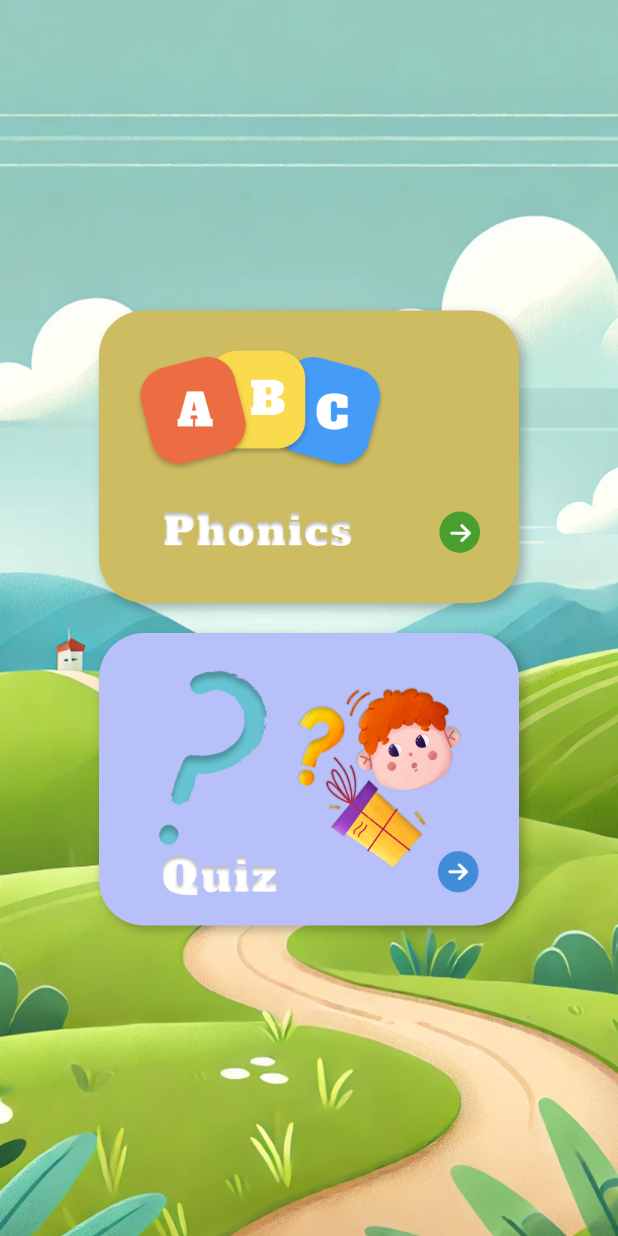
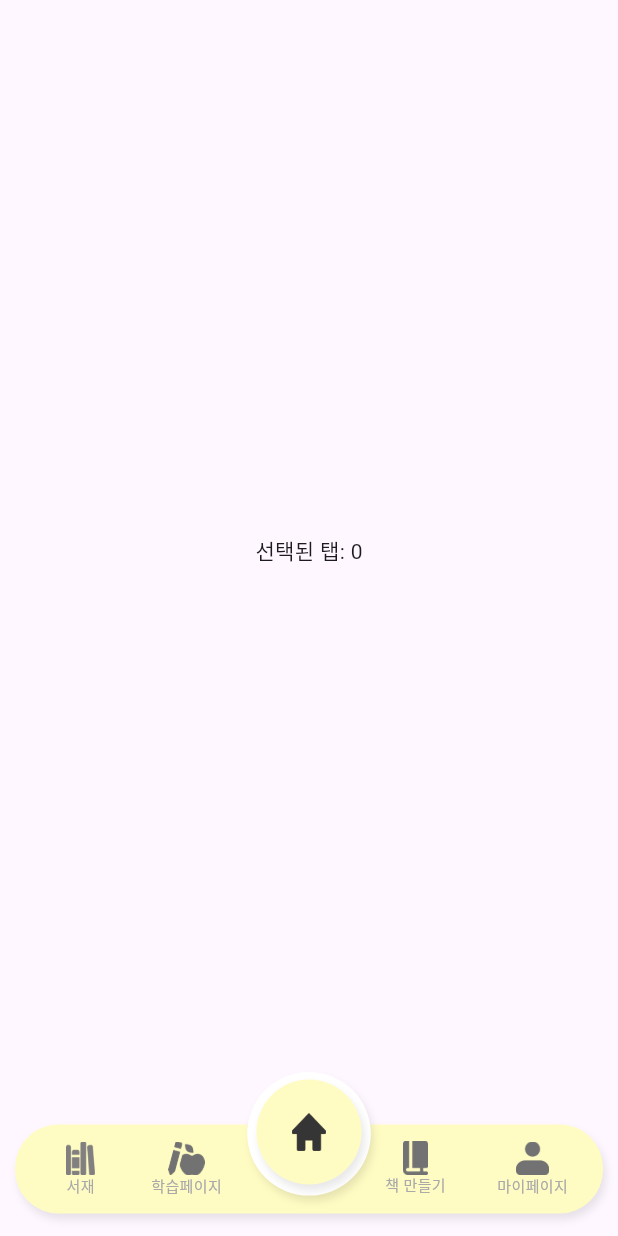
Before and after one commit to Sookmyung-Graduation-Project/Graduation_FE, a Flutter app: the screen it shows after launch, on a phone screen of 412 x 824 dp. Run offline on Flutter 3.47's test engine with Material 3 defaults, Android fonts, the phone set to English and light mode, and no system bars.

Commit message:
Add Bottom_nav

```diff
--- a/lib/main.dart
+++ b/lib/main.dart
@@ -1,4 +1,5 @@
 import 'package:flutter/material.dart';
+import 'package:phonics/screens/home.dart';
 import 'screens/study_tab.dart';
 
 void main() {
@@ -11,11 +12,18 @@ class MyApp extends StatelessWidget {
   @override
   Widget build(BuildContext context) {
     return MaterialApp(
+      //디버그 표시 없앰
+      debugShowCheckedModeBanner: false,
+
       title: 'Flutter Background Image',
       theme: ThemeData(
         primarySwatch: Colors.blue,
       ),
-      home: const StudyScreen(),
+      initialRoute: '/home',
+      routes: {
+        '/home': (context) => const MyHomePage(),
+        '/study': (context) => const StudyScreen(),
+      },
     );
   }
 }
--- /dev/null
+++ b/lib/screens/home.dart
@@ -0,0 +1,62 @@
+import 'package:flutter/material.dart';
+import 'package:phonics/screens/study_tab.dart';
+import '../widgets/bottom_nav_bar.dart';
+
+class MyHomePage extends StatefulWidget {
+  const MyHomePage({super.key});
+
+  @override
+  State<MyHomePage> createState() => _MyHomePageState();
+}
+
+class _MyHomePageState extends State<MyHomePage> {
+  int _selectedIndex = 0;
+
+  void _onTabTapped(int index) {
+    if (_selectedIndex == index) return;
+
+    setState(() {
+      _selectedIndex = index;
+    });
+
+    Widget page;
+    switch (index) {
+      case 0:
+        page = const MyHomePage();
+        break;
+
+      case 2:
+        page = const StudyScreen();
+        break;
+      // case 3:
+      //   page = const CreateBookPage();
+      //   break;
+      // case 4:
+      //   page = const MyPage();
+      //   break;
+      default:
+        page = const MyHomePage();
+    }
+
+    Navigator.of(context).pushReplacement(
+      PageRouteBuilder(
+        pageBuilder: (_, __, ___) => page,
+        transitionDuration: Duration.zero,
+        reverseTransitionDuration: Duration.zero,
+      ),
+    );
+  }
+
+  @override
+  Widget build(BuildContext context) {
+    return Scaffold(
+      body: Center(
+        child: Text('선택된 탭: $_selectedIndex'),
+      ),
+      bottomNavigationBar: CustomBottomNavBar(
+        selectedIndex: _selectedIndex,
+        onTabTapped: _onTabTapped,
+      ),
+    );
+  }
+}
--- a/lib/screens/quiz_screen.dart
+++ b/lib/screens/quiz_screen.dart
@@ -4,7 +4,7 @@ import '../widgets/basic_lg_button.dart';
 import '../widgets/LessonCompleteCard.dart';
 import '../widgets/quiz_select_container.dart';
 import '../widgets/custom_progress_bar.dart';
-import '../data/quizData.dart';
+import '../data/quiz_data.dart';
 
 class QuizScreen extends StatefulWidget {
   const QuizScreen({super.key});
--- a/lib/widgets/basic_lg_button.dart
+++ b/lib/widgets/basic_lg_button.dart
@@ -14,6 +14,9 @@ class _BasicLgButtonState extends State<BasicLgButton> {
 
   @override
   Widget build(BuildContext context) {
+    double screenWidth = MediaQuery.of(context).size.width;
+    double screenHeight = MediaQuery.of(context).size.height;
+
     return GestureDetector(
       onTapDown: (_) {
         setState(() {
@@ -38,8 +41,8 @@ class _BasicLgButtonState extends State<BasicLgButton> {
           transform: _isPressed
               ? Matrix4.translationValues(0, 4, 0)
               : Matrix4.identity(),
-          width: 331,
-          height: 55,
+          width: screenWidth * 0.91944444444,
+          height: screenHeight * 0.06402793946,
           padding: const EdgeInsets.symmetric(vertical: 10, horizontal: 100),
           decoration: BoxDecoration(
             color: const Color(0xffFAC632),
--- /dev/null
+++ b/lib/widgets/bottom_nav_bar.dart
@@ -0,0 +1,169 @@
+import 'package:flutter/material.dart';
+
+class CustomBottomNavBar extends StatelessWidget {
+  final int selectedIndex;
+  final Function(int) onTabTapped;
+
+  const CustomBottomNavBar({
+    super.key,
+    required this.selectedIndex,
+    required this.onTabTapped,
+  });
+
+  @override
+  Widget build(BuildContext context) {
+    double screenWidth = MediaQuery.of(context).size.width;
+    double screenHeight = MediaQuery.of(context).size.height;
+
+    return SafeArea(
+      child: Stack(
+        clipBehavior: Clip.none,
+        alignment: Alignment.center,
+        children: [
+          Container(
+            margin: const EdgeInsets.symmetric(horizontal: 10, vertical: 15),
+            height: screenHeight * 0.072,
+            decoration: BoxDecoration(
+              color: const Color(0xffFFFCC3),
+              boxShadow: [
+                BoxShadow(
+                  color: Colors.black.withOpacity(0.09),
+                  blurRadius: 4,
+                  offset: const Offset(2, 4),
+                ),
+              ],
+              borderRadius: const BorderRadius.all(Radius.circular(29.0)),
+            ),
+            child: Row(
+              children: [
+                SizedBox(width: screenWidth * 0.083),
+                _buildTabItem(
+                  index: 1,
+                  label: '서재',
+                  activeIcon: 'assets/navigation_icons/library_icon_active.png',
+                  inactiveIcon:
+                      'assets/navigation_icons/library_icon_inactive.png',
+                  screenWidth: screenWidth,
+                ),
+                SizedBox(width: screenWidth * 0.091),
+                _buildTabItem(
+                  index: 2,
+                  label: '학습페이지',
+                  activeIcon: 'assets/navigation_icons/study_icon_active.png',
+                  inactiveIcon:
+                      'assets/navigation_icons/study_icon_inactive.png',
+                  screenWidth: screenWidth,
+                ),
+                SizedBox(width: screenWidth * 0.264),
+                _buildTabItem(
+                  index: 3,
+                  label: '책 만들기',
+                  activeIcon:
+                      'assets/navigation_icons/createbook_icon_active.png',
+                  inactiveIcon:
+                      'assets/navigation_icons/createbook_icon_inactive.png',
+                  screenWidth: screenWidth,
+                ),
+                SizedBox(width: screenWidth * 0.083),
+                _buildTabItem(
+                  index: 4,
+                  label: '마이페이지',
+                  activeIcon: 'assets/navigation_icons/mypage_icon_active.png',
+                  inactiveIcon:
+                      'assets/navigation_icons/mypage_icon_inactive.png',
+                  screenWidth: screenWidth,
+                ),
+              ],
+            ),
+          ),
+          Positioned(
+            top: -20,
+            child: Container(
+              width: screenWidth * 0.2,
+              height: screenWidth * 0.2,
+              decoration: BoxDecoration(
+                shape: BoxShape.circle,
+                color: Colors.white,
+                boxShadow: [
+                  BoxShadow(
+                    color: Colors.black.withOpacity(0.09),
+                    blurRadius: 4,
+                    offset: const Offset(2, 4),
+                  ),
+                ],
+              ),
+            ),
+          ),
+          Positioned(
+            top: -15,
+            child: GestureDetector(
+              onTap: () {
+                if (selectedIndex != 0) {
+                  onTabTapped(0);
+                }
+              },
+              child: Container(
+                height: screenWidth * 0.17,
+                width: screenWidth * 0.17,
+                decoration: BoxDecoration(
+                  shape: BoxShape.circle,
+                  color: const Color(0xffFFFCC3),
+                  boxShadow: [
+                    BoxShadow(
+                      color: Colors.black.withOpacity(0.09),
+                      blurRadius: 4,
+                      offset: const Offset(2, 4),
+                    ),
+                  ],
+                ),
+                child: Center(
+                  child: Image.asset(
+                    selectedIndex == 0
+                        ? 'assets/navigation_icons/home_icon_active.png'
+                        : 'assets/navigation_icons/home_icon_inactive.png',
+                    width: screenWidth * 0.062,
+                    height: screenWidth * 0.062,
+                  ),
+                ),
+              ),
+            ),
+          ),
+        ],
+      ),
+    );
+  }
+
+  Widget _buildTabItem({
+    required int index,
+    required String label,
+    required String activeIcon,
+    required String inactiveIcon,
+    required double screenWidth,
+  }) {
+    return GestureDetector(
+      onTap: () {
+        if (selectedIndex != index) {
+          onTabTapped(index);
+        }
+      },
+      child: Column(
+        mainAxisAlignment: MainAxisAlignment.center,
+        children: [
+          Image.asset(
+            selectedIndex == index ? activeIcon : inactiveIcon,
+            height: screenWidth * 0.055,
+          ),
+          Text(
+            label,
+            style: TextStyle(
+              fontSize: 10,
+              color: selectedIndex == index
+                  ? const Color(0xff363535)
+                  : const Color.fromARGB(255, 169, 169, 169),
+            ),
+          ),
+        ],
+      ),
+    );
+  }
+}
--- a/lib/widgets/quiz_button.dart
+++ b/lib/widgets/quiz_button.dart
@@ -9,6 +9,8 @@ class QuizButton extends StatelessWidget {
 
   @override
   Widget build(BuildContext context) {
+    double screenWidth = MediaQuery.of(context).size.width;
+    double screenHeight = MediaQuery.of(context).size.height;
     return _buildButton(
       imageAsset: 'assets/images/start_quiz_button_logo.png',
       color: const Color(0xffb7c0f9),
--- a/pubspec.yaml
+++ b/pubspec.yaml
@@ -63,6 +63,7 @@ flutter:
   assets:
     - assets/images/
     - assets/images/words/
+    - assets/navigation_icons/
 
 
   #   - images/a_dot_ham.jpeg
```
Also changed, not shown: assets/navigation_icons/createbook_icon_active.png (added), assets/navigation_icons/createbook_icon_inactive.png (added), assets/navigation_icons/home_icon_active.png (added), assets/navigation_icons/home_icon_inactive.png (added), assets/navigation_icons/library_icon_active.png (added), assets/navigation_icons/library_icon_inactive.png (added), assets/navigation_icons/mypage_icon_active.png (added), assets/navigation_icons/mypage_icon_inactive.png (added), assets/navigation_icons/study_icon_active.png (added), assets/navigation_icons/study_icon_inactive.png (added), lib/data/quiz_data.dart (renamed from lib/data/quizData.dart).
